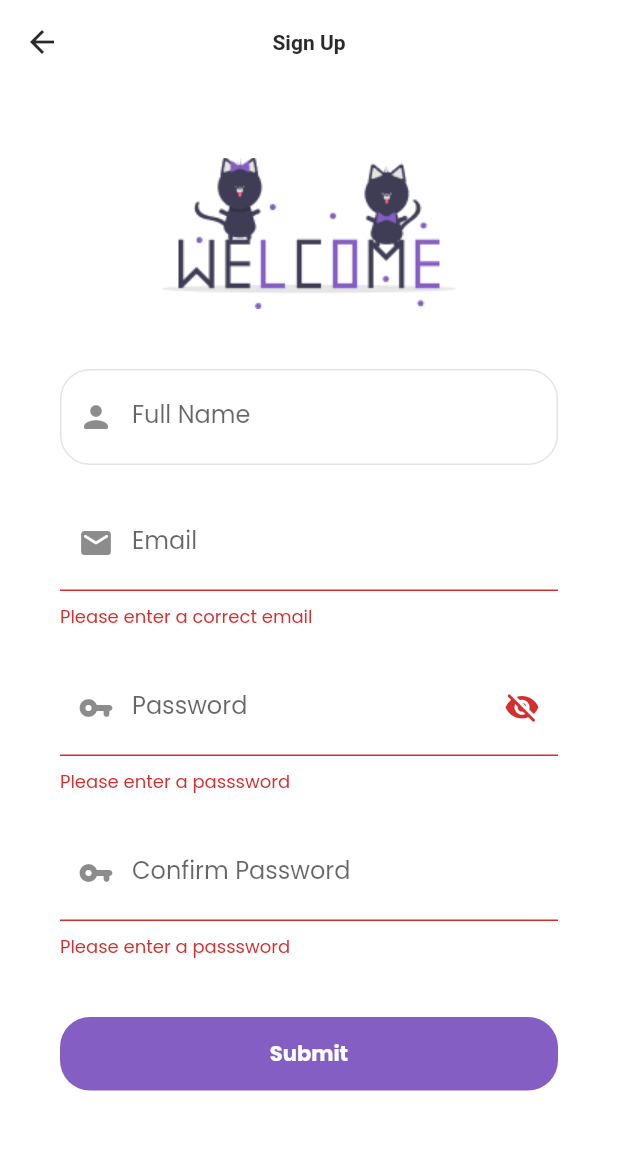
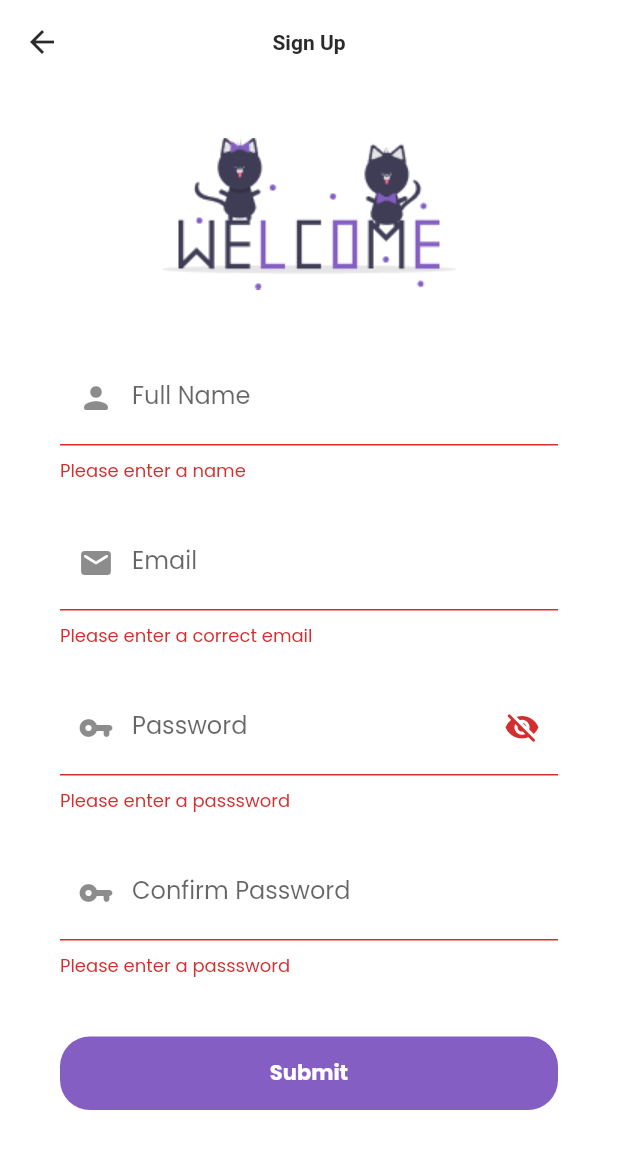
Before and after one commit to FaceOnLive/Face-Attendance-App-Flutter, a Flutter app: the SignUpScreen screen opened directly, after a tap on "Submit", on a phone screen of 412 x 824 dp. Shown: the top 1149 px of the screen. Run offline on Flutter 3.47's test engine with Material 2 defaults, Android fonts, the phone set to English and light mode, and no system bars; our stand-ins replace cached_network_image, camera, firebase_auth, firebase_core, get, google_fonts and 7 more; accounts and stored records are empty; network calls fail; statements that could not run were skipped.

Commit message:
Added Login, Migrated To Flutter 2.5 (#2)
* Improved Imports & Added Form Verifier

* Migrated To Flutter 2.5, Using 2.5 Now

* Login, Logout Done

```diff
--- a/lib/services/form_verify.dart
+++ b/lib/services/form_verify.dart
@@ -31,6 +31,8 @@ class AppFormVerify {
   static String? name({required String? fullName}) {
     if (fullName == null) {
       return 'Please enter a name';
+    } else if (fullName.isEmpty) {
+      return 'Please enter a name';
     } else {
       return null;
     }
--- a/lib/views/themes/themes.dart
+++ b/lib/views/themes/themes.dart
@@ -11,9 +11,7 @@ class AppThemes {
       Light Theme
    <-----------------------> */
   static ThemeData lightTheme = ThemeData(
-    primarySwatch: AppUiHelper.generateMaterialColor(AppColors.PRIMARY_COLOR),
     primaryColor: AppColors.PRIMARY_COLOR,
-    accentColor: AppColors.ACCENT_COLOR,
     brightness: Brightness.light,
     textTheme: GoogleFonts.poppinsTextTheme(),
     scaffoldBackgroundColor: Colors.white,
@@ -30,7 +28,6 @@ class AppThemes {
       iconTheme: IconThemeData(color: AppColors.DARK_COLOR),
       toolbarTextStyle: AppText.b1,
       elevation: 0,
-      backwardsCompatibility: false,
     ),
     inputDecorationTheme: InputDecorationTheme(
       enabledBorder: OutlineInputBorder(
@@ -59,6 +56,10 @@ class AppThemes {
         padding: EdgeInsets.all(AppSizes.DEFAULT_PADDING),
       ),
     ),
+    colorScheme: ColorScheme.fromSwatch(
+            primarySwatch:
+                AppUiHelper.generateMaterialColor(AppColors.PRIMARY_COLOR))
+        .copyWith(secondary: AppColors.ACCENT_COLOR),
   );
 
   /* <----------------------->
@@ -66,9 +67,7 @@ class AppThemes {
    <-----------------------> */
 
   static ThemeData darkTheme = ThemeData(
-    primarySwatch: AppUiHelper.generateMaterialColor(AppColors.PRIMARY_COLOR),
     primaryColor: AppColors.PRIMARY_COLOR,
-    accentColor: AppColors.ACCENT_COLOR,
     scaffoldBackgroundColor: AppColors.DARK_COLOR,
     brightness: Brightness.dark,
     cardColor: AppColors.DARK_COLOR.withOpacity(0.7),
@@ -86,8 +85,6 @@ class AppThemes {
       iconTheme: IconThemeData(color: AppColors.PRIMARY_COLOR),
       toolbarTextStyle: AppText.b1,
       elevation: 0,
-      brightness: Brightness.dark,
-      backwardsCompatibility: false,
     ),
     inputDecorationTheme: InputDecorationTheme(
         // enabledBorder: OutlineInputBorder(
@@ -119,5 +116,9 @@ class AppThemes {
         ),
       ),
     ),
+    colorScheme: ColorScheme.fromSwatch(
+            primarySwatch:
+                AppUiHelper.generateMaterialColor(AppColors.PRIMARY_COLOR))
+        .copyWith(secondary: AppColors.ACCENT_COLOR),
   );
 }
--- a/lib/views/widgets/app_button.dart
+++ b/lib/views/widgets/app_button.dart
@@ -48,14 +48,16 @@ class AppButton extends StatelessWidget {
         ),
         width: width,
         child: isLoading
-            ? AspectRatio(
-                aspectRatio: 1 / 1,
+            ? Container(
                 child: CircularProgressIndicator(
                   color: Colors.white,
+                  strokeWidth: 3,
                 ),
               )
             : Row(
-                mainAxisAlignment: mainAxisAlignment ?? MainAxisAlignment.center,
+                mainAxisSize: MainAxisSize.min,
+                mainAxisAlignment:
+                    mainAxisAlignment ?? MainAxisAlignment.center,
                 children: [
                   prefixIcon != null
                       ? Container(
```
Also changed, not shown: lib/controllers/auth/login_controller.dart (+24 -2 lines), lib/controllers/navigation/nav_controller.dart (+10 -8 lines), lib/views/dialogs/error_dialog.dart (added, +59 -0 lines), lib/views/pages/02_auth/login_screen.dart (+31 -161 lines), lib/views/pages/07_settings/settings.dart (+7 -1 lines), lib/views/root.dart (+25 -3 lines), pubspec.lock.
